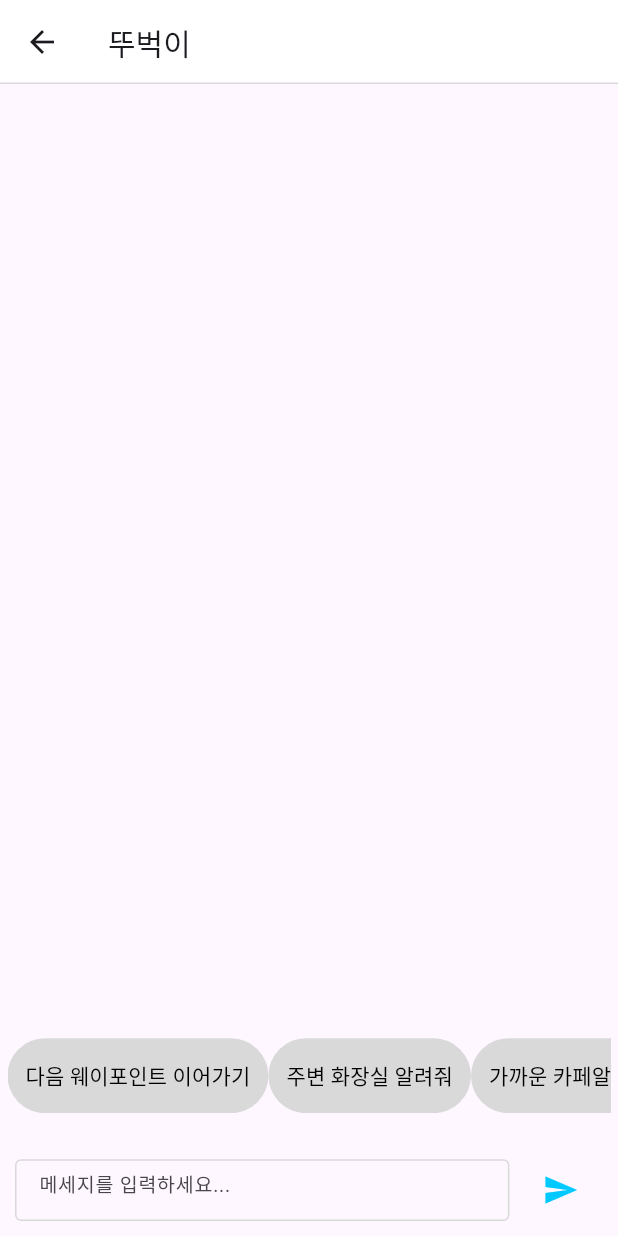
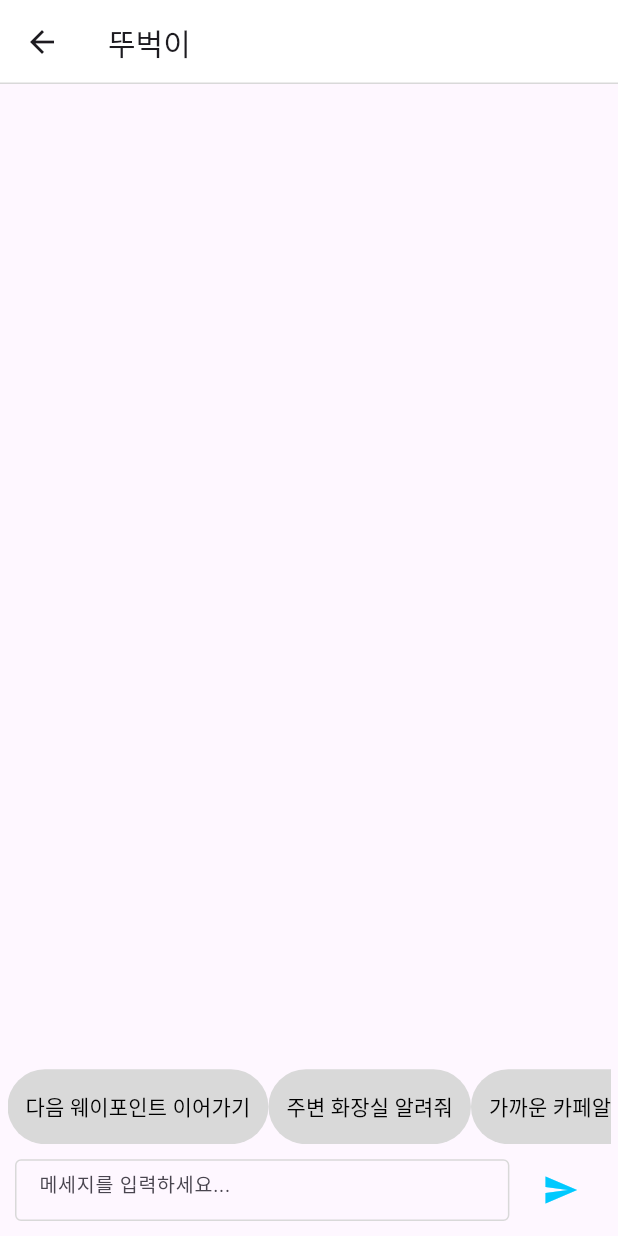
Before and after one commit to mine0697782/ddoobugi, a Flutter app: the Chat screen opened directly, after a tap on the "send" icon, on a phone screen of 412 x 824 dp. Run offline on Flutter 3.47's test engine with Material 3 defaults, Android fonts, the phone set to English and light mode, and no system bars; our stand-ins replace google_maps_flutter, permission_handler; Roboto replaces fonts that are missing (Hanbit).

Commit message:
Update chat.dart

```diff
--- a/frontend/lib/screen/chat.dart
+++ b/frontend/lib/screen/chat.dart
@@ -17,7 +17,13 @@ class _ChatState extends State<Chat> {
     "가까운 편의점 경로 알려줘"
   ];
   String InputChat = "";
-  List<Widget> recommendWidget = <Widget>[];
+
+  void _sendMessage() {
+    if (chat_controller.text.isNotEmpty) {
+      //정보 보내기
+      chat_controller.clear();
+    }
+  }
 
   @override
   Widget build(BuildContext context) {
@@ -44,17 +50,16 @@ class _ChatState extends State<Chat> {
           resizeToAvoidBottomInset: true,
           body: SingleChildScrollView(
             child: Container(
-              child: Column(
-                children: <Widget>[
-                  SizedBox(
-                    height: MediaQuery.of(context).size.height * 0.772,
-                  ),
-                  Chat_auto(size)
-                ],
+              child: const Column(
+                children: <Widget>[],
               ),
             ),
           ),
-          bottomNavigationBar: Row(
+          bottomNavigationBar: Column(
+            mainAxisAlignment: MainAxisAlignment.end,
+            children: [
+              Chat_auto(size),
+              Row(
                 children: [
                   Padding(
                     padding: const EdgeInsets.all(10),
@@ -77,7 +82,8 @@ class _ChatState extends State<Chat> {
                             ),
                             focusColor: Color(0xFFD9D9D9),
                             focusedBorder: OutlineInputBorder(
-                            borderSide: BorderSide(color: Color(0xFFD9D9D9)))),
+                                borderSide:
+                                    BorderSide(color: Color(0xFFD9D9D9)))),
                         style: const TextStyle(
                           fontSize: 13,
                         ),
@@ -88,12 +94,15 @@ class _ChatState extends State<Chat> {
                       onPressed: () {
                         setState(() {
                           InputChat = chat_controller.text;
+                          _sendMessage();
                         });
                       },
                       icon: const Icon(
                         Icons.send,
                         color: Color(0xFF00C9FF),
                       ))
+                ],
+              ),
             ],
           ),
         ),
```
Lines whose indentation alone changed are shown as unchanged.
